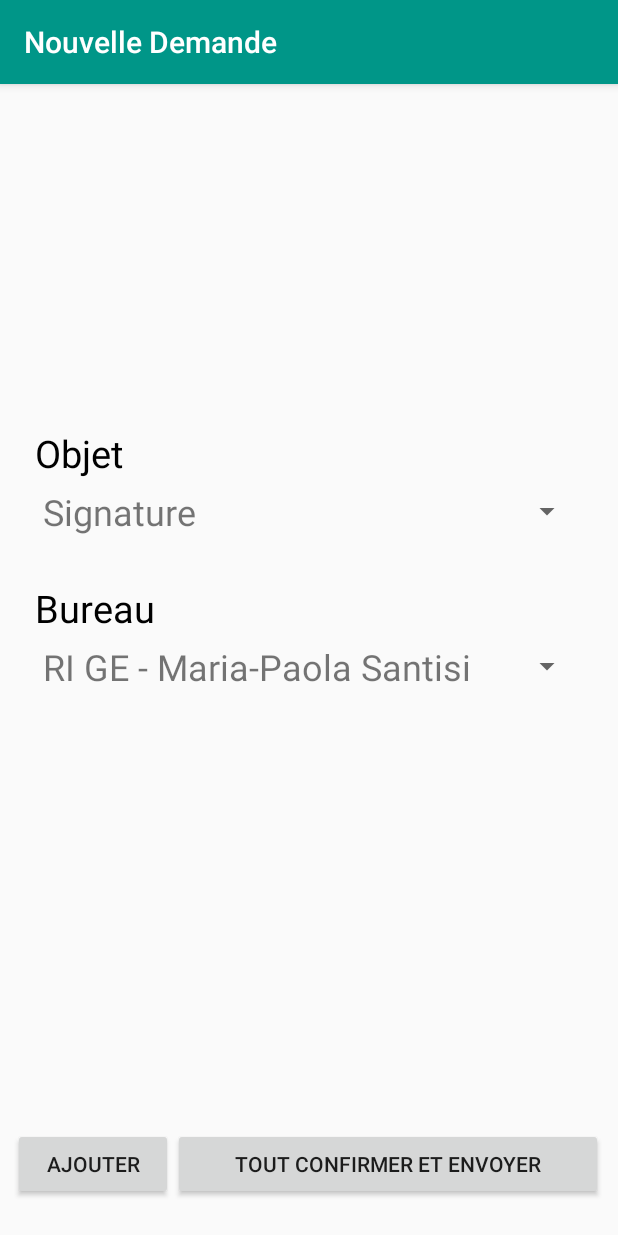
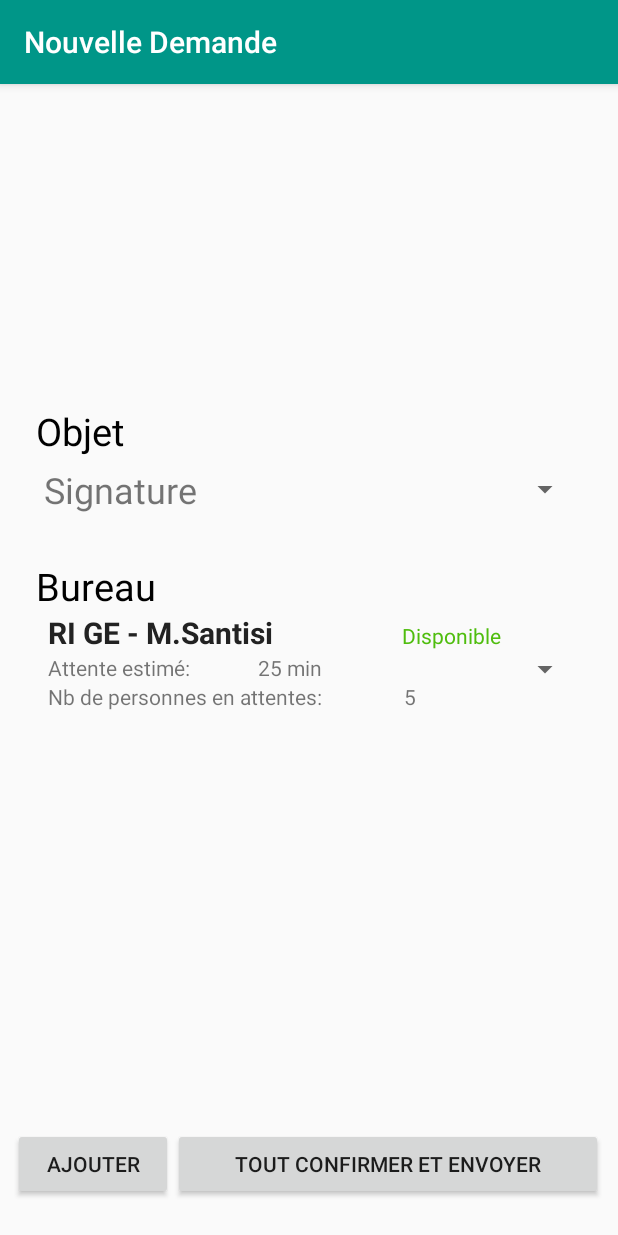
Before and after one commit to maxcastellano/ps6-final-otake, an Android app: the FormFragment screen opened directly, with no data from a screen before it, on a phone screen of 412 x 824 dp. Run offline under Robolectric (Android 15) with nearby library versions, the phone set to English and light mode, and no system bars; our stand-ins replace Volley; network calls fail.

Commit message:
#6 office card from fragment

```diff
--- a/app/src/main/java/fr/etudes/ps6_final_otake/activities/NewDemand.java
+++ b/app/src/main/java/fr/etudes/ps6_final_otake/activities/NewDemand.java
@@ -20,6 +20,7 @@ import org.json.JSONObject;
 
 import fr.etudes.ps6_final_otake.R;
 import fr.etudes.ps6_final_otake.fragments.FormFragment;
+import fr.etudes.ps6_final_otake.models.CustomSpinnerOfficeItem;
 
 public class NewDemand extends AppCompatActivity {
 
@@ -47,7 +48,10 @@ public class NewDemand extends AppCompatActivity {
         public void onClick(View v) {
             View view = (View)ticketFormFragment.getView();
             Spinner spinner = (Spinner) view.findViewById(R.id.officeSpinner);
-            targetSupervisor = spinner.getSelectedItem().toString();
+            //TODO find solution for instanceof
+            if (spinner.getSelectedItem() instanceof CustomSpinnerOfficeItem){
+                targetSupervisor = ((CustomSpinnerOfficeItem) spinner.getSelectedItem()).getOffice();
+            }
             Log.d("Selected String >>>>>>>>> ", targetSupervisor);
             try {
                 jsonBody.put("supervisor_id", getCorrespondingSupervisor(targetSupervisor));
@@ -95,15 +99,15 @@ public class NewDemand extends AppCompatActivity {
 
         //TODO replace by http request
         switch (str){
-            case "RI GE - Maria-Paola Santisi d’Avila": supervisor_id = 0;break;
-            case "RI ELEC - Sébastien Bilavarn": supervisor_id = 1; break;
-            case "RI GB - Any Cupo": supervisor_id = 2; break;
-            case "RI GB - Eric Macia": supervisor_id = 3; break;
-            case "RI GE - Pierre Brigode": supervisor_id = 4; break;
-            case "RI MAM - Abderrahmane Habbal": supervisor_id = 5; break;
-            case "RI SI - Anne-Marie Pinna": supervisor_id = 6; break;
-            case "BRI - Julie Maiffret": supervisor_id = 7; break;
-            case "BRI - Joanna Winchcombe": supervisor_id = 8; break;
+            case "RI GE - M.Santisi": supervisor_id = 0;break;
+            case "RI ELEC - M. Bilavran": supervisor_id = 1; break;
+            case "RI GB - Mme. Cupo": supervisor_id = 2; break;
+            case "RI GB - M. Macia": supervisor_id = 3; break;
+            case "RI GE - M. Brigode": supervisor_id = 4; break;
+            case "RI MAM - M. Habbal": supervisor_id = 5; break;
+            case "RI SI - Mme. Pinna": supervisor_id = 6; break;
+            case "BRI - Mme. Maiffret": supervisor_id = 7; break;
+            case "BRI - Mme. winchcombe": supervisor_id = 8; break;
         }
 
         return supervisor_id;
--- /dev/null
+++ b/app/src/main/java/fr/etudes/ps6_final_otake/adapters/CustomSpinnerOfficeItemAdapter.java
@@ -0,0 +1,55 @@
+package fr.etudes.ps6_final_otake.adapters;
+
+import android.content.Context;
+import android.graphics.Color;
+import android.support.annotation.NonNull;
+import android.support.annotation.Nullable;
+import android.view.LayoutInflater;
+import android.view.View;
+import android.view.ViewGroup;
+import android.widget.ArrayAdapter;
+import android.widget.TextView;
+
+import java.util.ArrayList;
+
+import fr.etudes.ps6_final_otake.R;
+import fr.etudes.ps6_final_otake.models.CustomSpinnerOfficeItem;
+
+public class CustomSpinnerOfficeItemAdapter extends ArrayAdapter<CustomSpinnerOfficeItem> {
+    public CustomSpinnerOfficeItemAdapter(@NonNull Context context, ArrayList<CustomSpinnerOfficeItem> officeItems) {
+        super(context, 0, officeItems);
+    }
+
+    @NonNull
+    @Override
+    public View getView(int position, @Nullable View convertView, @NonNull ViewGroup parent) {
+        return customView(position, convertView, parent);
+    }
+
+    @Override
+    public View getDropDownView(int position, @Nullable View convertView, @NonNull ViewGroup parent) {
+        return customView(position, convertView, parent);
+    }
+
+    public View customView(int position, @Nullable View convertView, @NonNull ViewGroup parent){
+        if (convertView == null){
+            convertView = LayoutInflater.from(getContext()).inflate(R.layout.custom_spinner_item_layout, parent, false);
+        }
+        CustomSpinnerOfficeItem items = getItem(position);
+        TextView office = convertView.findViewById(R.id.officeTxt);
+        TextView availability = convertView.findViewById(R.id.availabilityTxt);
+        TextView delay = convertView.findViewById(R.id.waitingDelayTxt);
+        TextView rank = convertView.findViewById(R.id.rankNumberTxt);
+
+        if (items != null){
+            office.setText(items.getOffice());
+            if(!items.getAvailability()){
+                availability.setTextColor(Color.RED);
+                availability.setText("Absent ⚠");
+            }
+            delay.setText(items.getWaitingDelay() + " min");
+            rank.setText(items.getRank());
+        }
+        return convertView;
+    }
+}
--- a/app/src/main/java/fr/etudes/ps6_final_otake/fragments/FormFragment.java
+++ b/app/src/main/java/fr/etudes/ps6_final_otake/fragments/FormFragment.java
@@ -2,19 +2,24 @@ package fr.etudes.ps6_final_otake.fragments;
 
 import android.os.Bundle;
 import android.support.v4.app.Fragment;
+import android.util.Log;
 import android.view.LayoutInflater;
 import android.view.View;
 import android.view.ViewGroup;
+import android.widget.AdapterView;
 import android.widget.ArrayAdapter;
 import android.widget.Spinner;
 
 import fr.etudes.ps6_final_otake.R;
+import fr.etudes.ps6_final_otake.adapters.CustomSpinnerOfficeItemAdapter;
+import fr.etudes.ps6_final_otake.mocks.OfficeItemsMock;
+import fr.etudes.ps6_final_otake.models.CustomSpinnerOfficeItem;
 
 public class FormFragment extends Fragment {
     Spinner object;
     Spinner office;
     ArrayAdapter<CharSequence> objectAdapter;
-    ArrayAdapter<CharSequence> officeAdapter;
+    CustomSpinnerOfficeItemAdapter officeAdapter;
 
     @Override
     public View onCreateView(LayoutInflater inflater, ViewGroup container, Bundle savedInstanceState) {
@@ -24,10 +29,26 @@ public class FormFragment extends Fragment {
         office = view.findViewById(R.id.officeSpinner);
 
         objectAdapter = ArrayAdapter.createFromResource(getActivity(), R.array.form_object_content, R.layout.my_spinner);
-        officeAdapter = ArrayAdapter.createFromResource(getActivity(), R.array.form_office_content, R.layout.my_spinner);
+        //TODO fetch model from database a.k.a replace mock
+        officeAdapter = new CustomSpinnerOfficeItemAdapter(getActivity(), new OfficeItemsMock().getOfficeItems());
 
         object.setAdapter(objectAdapter);
-        office.setAdapter(officeAdapter);
+
+        if (office != null){
+            office.setAdapter(officeAdapter);
+            office.setOnItemSelectedListener(new AdapterView.OnItemSelectedListener() {
+                @Override
+                public void onItemSelected(AdapterView<?> parent, View view, int position, long id) {
+                    CustomSpinnerOfficeItem officeItem = (CustomSpinnerOfficeItem) parent.getSelectedItem();
+                    Log.d("Selected Item ||||||||||||||||||||||> ", officeItem.getOffice());
+                }
+
+                @Override
+                public void onNothingSelected(AdapterView<?> parent) {
+
+                }
+            });
+        }
 
         return view;
     }
--- /dev/null
+++ b/app/src/main/java/fr/etudes/ps6_final_otake/mocks/OfficeItemsMock.java
@@ -0,0 +1,30 @@
+package fr.etudes.ps6_final_otake.mocks;
+
+import java.util.ArrayList;
+
+import fr.etudes.ps6_final_otake.models.CustomSpinnerOfficeItem;
+
+public class OfficeItemsMock {
+
+    private ArrayList<CustomSpinnerOfficeItem> officeItems = new ArrayList<>();
+
+    public OfficeItemsMock(){
+        init();
+    }
+
+    private void init(){
+        officeItems.add(new CustomSpinnerOfficeItem("RI GE - M.Santisi",true, "25", "5"));
+        officeItems.add(new CustomSpinnerOfficeItem("RI ELEC - M. Bilavran",false, "30", "6"));
+        officeItems.add(new CustomSpinnerOfficeItem("RI GB - Mme. Cupo",true, "40", "8"));
+        officeItems.add(new CustomSpinnerOfficeItem("RI GB - M. Macia",false, "10", "2"));
+        officeItems.add(new CustomSpinnerOfficeItem("RI GE - M. Brigode",false, "0", "0"));
+        officeItems.add(new CustomSpinnerOfficeItem("RI MAM - M. Habbal",true, "30", "6"));
+        officeItems.add(new CustomSpinnerOfficeItem("RI SI - Mme. Pinna",true, "0", "0"));
+        officeItems.add(new CustomSpinnerOfficeItem("BRI - Mme. Maiffret",true, "15", "3"));
+        officeItems.add(new CustomSpinnerOfficeItem("BRI - Mme. winchcombe",true, "5", "1"));
+    }
+
+    public ArrayList<CustomSpinnerOfficeItem> getOfficeItems(){
+        return officeItems;
+    }
+}
--- /dev/null
+++ b/app/src/main/java/fr/etudes/ps6_final_otake/models/CustomSpinnerOfficeItem.java
@@ -0,0 +1,32 @@
+package fr.etudes.ps6_final_otake.models;
+
+public class CustomSpinnerOfficeItem {
+
+    private String office;
+    private Boolean availability;
+    private String waitingDelay;
+    private String rank;
+
+    public CustomSpinnerOfficeItem(String office, Boolean availability, String waitingDelay, String rank){
+        this.office = office;
+        this.availability = availability;
+        this.waitingDelay = waitingDelay;
+        this.rank = rank;
+    }
+
+    public String getOffice() {
+        return office;
+    }
+
+    public Boolean getAvailability() {
+        return availability;
+    }
+
+    public String getWaitingDelay() {
+        return waitingDelay;
+    }
+
+    public String getRank() {
+        return rank;
+    }
+}
--- /dev/null
+++ b/app/src/main/res/layout/custom_spinner_item_layout.xml
@@ -0,0 +1,74 @@
+<?xml version="1.0" encoding="utf-8"?>
+<LinearLayout xmlns:android="http://schemas.android.com/apk/res/android"
+    android:orientation="vertical" android:layout_width="match_parent"
+    android:layout_height="wrap_content">
+
+    <LinearLayout
+        android:layout_width="match_parent"
+        android:layout_height="wrap_content"
+        android:orientation="horizontal">
+
+        <TextView
+            android:id="@+id/officeTxt"
+            android:layout_width="293dp"
+            android:layout_height="wrap_content"
+            android:layout_weight="1"
+            android:text="TextView"
+            android:textSize="20sp"
+            android:textStyle="bold"
+            android:textColor="#222"
+            android:layout_marginLeft="8dip" />
+
+        <TextView
+            android:id="@+id/availabilityTxt"
+            android:layout_width="137dp"
+            android:layout_height="27dp"
+            android:layout_marginLeft="8dip"
+            android:layout_weight="1"
+            android:text="@string/custom_spinner_availability"
+            android:textColor="#4fbd0e" />
+    </LinearLayout>
+
+    <LinearLayout
+        android:layout_width="match_parent"
+        android:layout_height="wrap_content"
+        android:orientation="horizontal">
+
+        <TextView
+            android:id="@+id/waitingTxt"
+            android:layout_width="245dp"
+            android:layout_height="match_parent"
+            android:layout_marginLeft="8dip"
+            android:layout_weight="1"
+            android:text="@string/custom_spinner_waiting" />
+
+        <TextView
+            android:id="@+id/waitingDelayTxt"
+            android:layout_width="167dp"
+            android:layout_height="match_parent"
+            android:layout_marginLeft="8dip"
+            android:text="TextView" />
+    </LinearLayout>
+
+    <LinearLayout
+        android:layout_width="match_parent"
+        android:layout_height="wrap_content"
+        android:orientation="horizontal"
+        android:layout_marginBottom="10dip">
+
+        <TextView
+            android:id="@+id/rankTxt"
+            android:layout_width="229dp"
+            android:layout_height="match_parent"
+            android:layout_marginLeft="8dip"
+            android:text="@string/custom_spinner_rank" />
+
+        <TextView
+            android:id="@+id/rankNumberTxt"
+            android:layout_width="185dp"
+            android:layout_height="match_parent"
+            android:layout_marginLeft="8dip"
+            android:layout_weight="1"
+            android:text="TextView" />
+    </LinearLayout>
+</LinearLayout>
--- a/app/src/main/res/layout/form_new_ticket.xml
+++ b/app/src/main/res/layout/form_new_ticket.xml
@@ -7,8 +7,8 @@
     android:layout_height="match_parent">
 
     <LinearLayout
-        android:layout_width="405dp"
-        android:layout_height="196dp"
+        android:layout_width="403dp"
+        android:layout_height="226dp"
         android:layout_marginStart="8dp"
         android:layout_marginTop="8dp"
         android:layout_marginEnd="8dp"
--- a/app/src/main/res/values/strings.xml
+++ b/app/src/main/res/values/strings.xml
@@ -29,4 +29,7 @@
         <item>BRI - Julie Maiffret</item>
         <item>BRI - Joanna Winchcombe</item>
     </string-array>
+    <string name="custom_spinner_waiting">Attente estimé: </string>
+    <string name="custom_spinner_rank">Nb de personnes en attentes: </string>
+    <string name="custom_spinner_availability">Disponible</string>
 </resources>
```
